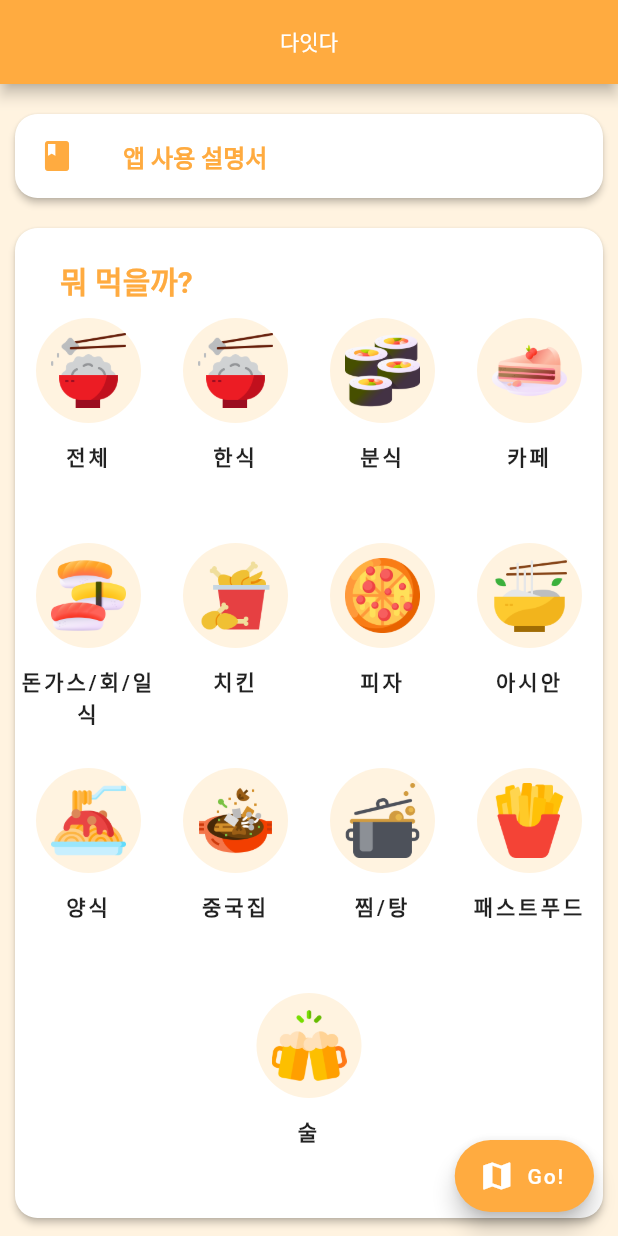
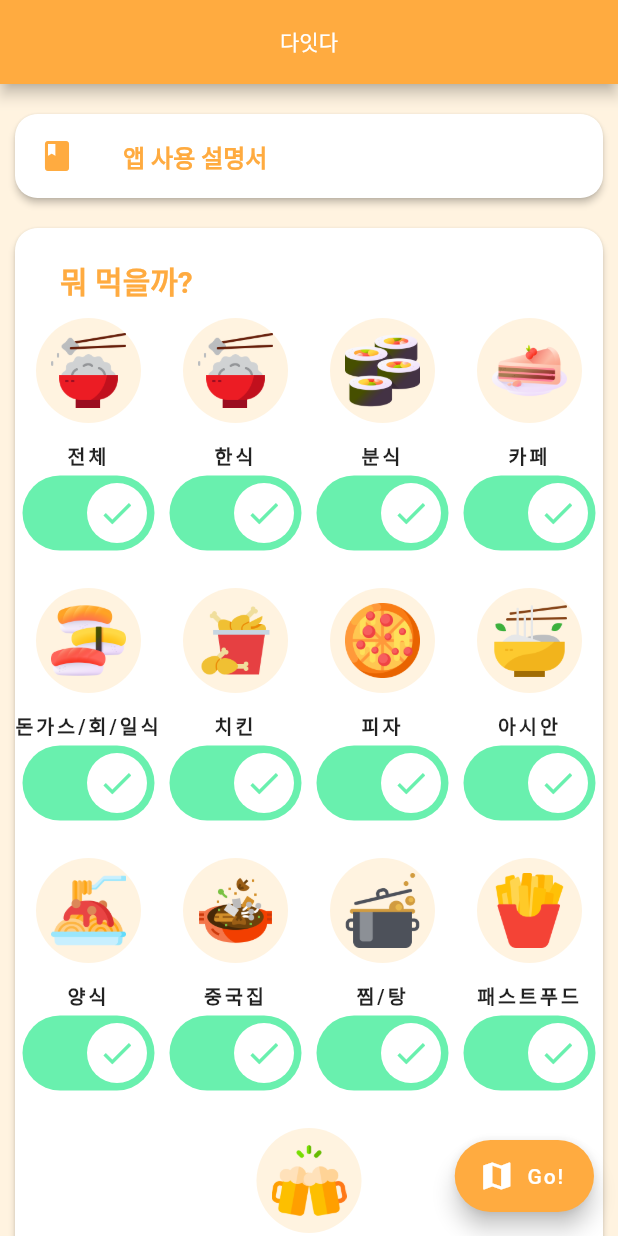
Before and after one commit to 1eehanjin/da_eat_da, a Flutter app: the screen it shows after launch, on a phone screen of 412 x 824 dp. Run offline on Flutter 3.47's test engine with Material 2 defaults, Android fonts, the phone set to English and light mode, and no system bars; drawn by our look-alikes of lite_rolling_switch; our stand-ins replace cached_network_image, fluttertoast, get, native_admob_flutter; missing offline and left inert: a package.

Commit message:
스위치버튼 사용

```diff
--- a/lib/main.dart
+++ b/lib/main.dart
@@ -4,11 +4,11 @@ import 'package:flutter/material.dart';
 import 'package:native_admob_flutter/native_admob_flutter.dart';
 import 'package:flutter/services.dart';
 import 'package:get/get.dart';
-
+import 'package:lite_rolling_switch/lite_rolling_switch.dart';
 import 'ResultView.dart';
 import 'mapView.dart';
 
-void main() async{
+void main() async {
   /// Make sure you add this line here, so the plugin can access the native side
   WidgetsFlutterBinding.ensureInitialized();
 
@@ -64,15 +64,14 @@ class _MyHomePageState extends State<MyHomePage> {
     double PHONESIZE_HEIGHT = MediaQuery.of(context).size.width;
     return Container(
       width: PHONESIZE_WIDTH / 4 - 5,
-      height: 150,
+      height: 180,
       child: Container(
           width: (PHONESIZE_WIDTH / 4) - 30,
           height: 140,
           child: Column(
             crossAxisAlignment: CrossAxisAlignment.center,
             children: [
-              InkWell(
-                child: Container(
+              Container(
                 width: 70,
                 height: 70,
                 decoration: BoxDecoration(
@@ -86,18 +85,31 @@ class _MyHomePageState extends State<MyHomePage> {
                   fit: BoxFit.contain,
                 )),
               ),
-                onTap: () {},
-              ),
               Container(height: 12),
-              Text(
+              Container(
+                height: 18,
+                child: Text(
                   name,
                   textAlign: TextAlign.center,
                   style: TextStyle(
-                    fontSize: 14,
+                      fontSize: 13,
                       fontWeight: FontWeight.bold,
                       letterSpacing: 2),
                 ),
-              Container(height: 12),
+              ),
+              Padding(
+                padding: EdgeInsets.all(5),
+                child: LiteRollingSwitch(
+                  value: true,
+                  colorOn: Colors.greenAccent,
+                  colorOff: Colors.redAccent,
+                  textOn: " ",
+                  textOff: " ",
+                  animationDuration: Duration(),
+                  //onChanged: (bool position) {},
+                ),
+              ),
+              Container(height: 20),
             ],
           )),
     );
@@ -108,25 +120,30 @@ class _MyHomePageState extends State<MyHomePage> {
     return Scaffold(
       backgroundColor: Theme.of(context).backgroundColor,
       appBar: AppBar(
-
         // Here we take the value from the MyHomePage object that was created by
         // the App.build method, and use it to set our appbar title.
-        title: Text("다잇다", ),centerTitle: true,
-
+        title: Text(
+          "다잇다",
+        ),
+        centerTitle: true,
       ),
       floatingActionButton: FloatingActionButton.extended(
         heroTag: "Button1",
-        icon: Icon( Icons.map, color: Colors.white,),
-        label: Text("Go!", style: TextStyle(color: Colors.white),),
-        onPressed: (){
-          Get.to(MapView(),transition: Transition.fadeIn);
-
+        icon: Icon(
+          Icons.map,
+          color: Colors.white,
+        ),
+        label: Text(
+          "Go!",
+          style: TextStyle(color: Colors.white),
+        ),
+        onPressed: () {
+          Get.to(MapView(), transition: Transition.fadeIn);
         },
       ),
       body: ListView(
         children: [
           NativeAds(),
-
           Card(
               shape: RoundedRectangleBorder(
                   borderRadius: BorderRadius.circular(15)),
@@ -186,7 +203,6 @@ class _MyHomePageState extends State<MyHomePage> {
     );
   }
 }
-
 
 class NativeAds extends StatefulWidget {
   const NativeAds({Key key}) : super(key: key);
--- a/pubspec.yaml
+++ b/pubspec.yaml
@@ -21,6 +21,7 @@ environment:
   sdk: ">=2.7.0 <3.0.0"
 
 dependencies:
+  lite_rolling_switch: ^0.1.1
   flutter:
     sdk: flutter
 
```
Also changed, not shown: pubspec.lock. Lines whose indentation alone changed are shown as unchanged.
